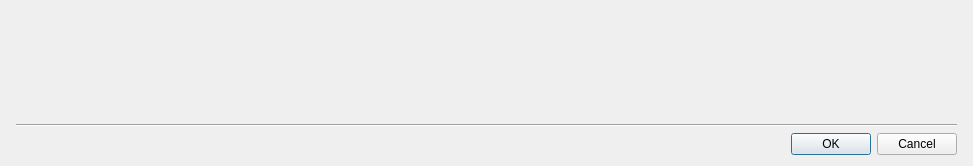
The window that vms/client/nx_vms_client_desktop/src/nx/vms/client/desktop/resource_properties/camera/dialogs/camera_streams_dialog.ui (networkoptix/nx_open) describes before a commit, drawn with Qt 5.
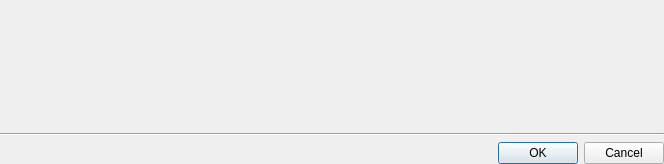
The same window after the commit. Custom widgets are drawn as their Qt base class.

Commit message:
Edit camera streams dialog layout fixes
<==== Mercurial data ====>
Branch: vms_4.0_gui

```diff
--- a/vms/client/nx_vms_client_desktop/src/nx/vms/client/desktop/resource_properties/camera/dialogs/camera_streams_dialog.ui
+++ b/vms/client/nx_vms_client_desktop/src/nx/vms/client/desktop/resource_properties/camera/dialogs/camera_streams_dialog.ui
@@ -9,8 +9,8 @@
    <rect>
     <x>0</x>
     <y>0</y>
-    <width>973</width>
-    <height>166</height>
+    <width>664</width>
+    <height>164</height>
    </rect>
   </property>
   <property name="windowTitle">
@@ -21,22 +21,25 @@
   </property>
   <layout class="QGridLayout" name="gridLayout">
    <property name="leftMargin">
-    <number>16</number>
+    <number>0</number>
    </property>
    <property name="topMargin">
-    <number>16</number>
+    <number>0</number>
    </property>
    <property name="rightMargin">
-    <number>16</number>
+    <number>0</number>
    </property>
-   <item row="3" column="0">
+   <property name="bottomMargin">
+    <number>0</number>
+   </property>
+   <item row="2" column="0">
     <widget class="QDialogButtonBox" name="buttonBox">
      <property name="standardButtons">
       <set>QDialogButtonBox::Cancel|QDialogButtonBox::Ok</set>
      </property>
     </widget>
    </item>
-   <item row="2" column="0">
+   <item row="1" column="0">
     <widget class="Line" name="line">
      <property name="orientation">
       <enum>Qt::Horizontal</enum>
@@ -44,10 +47,28 @@
     </widget>
    </item>
    <item row="0" column="0">
-    <widget class="nx::vms::client::desktop::InputField" name="primaryStreamUrlInputField" native="true"/>
-   </item>
-   <item row="1" column="0">
-    <widget class="nx::vms::client::desktop::InputField" name="secondaryStreamUrlInputField" native="true"/>
+    <widget class="QWidget" name="contentWidget" native="true">
+     <layout class="QVBoxLayout" name="verticalLayout">
+      <property name="leftMargin">
+       <number>16</number>
+      </property>
+      <property name="topMargin">
+       <number>16</number>
+      </property>
+      <property name="rightMargin">
+       <number>16</number>
+      </property>
+      <property name="bottomMargin">
+       <number>16</number>
+      </property>
+      <item>
+       <widget class="nx::vms::client::desktop::InputField" name="primaryStreamUrlInputField" native="true"/>
+      </item>
+      <item>
+       <widget class="nx::vms::client::desktop::InputField" name="secondaryStreamUrlInputField" native="true"/>
+      </item>
+     </layout>
+    </widget>
    </item>
   </layout>
  </widget>
```
